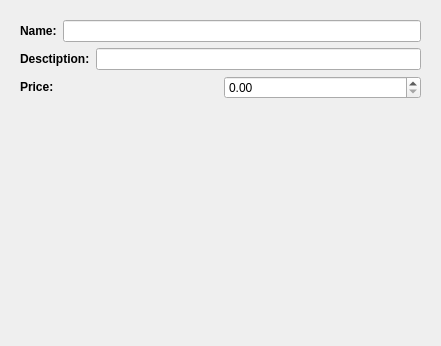
This is editordelegate.ui in PLLUG-Community-C-Qt-Roadmap/CPPQT-2016-2-CafeMenuEditor as Qt 5 draws it before an edit. The edited form follows.
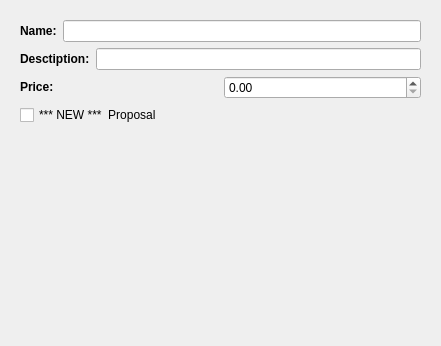
This is the edited form. The open tabs and pages were chosen to show the change.

Commit message: Add "NEW Proposal"(task 7)

What changed in the file:
```diff
--- a/editordelegate.ui
+++ b/editordelegate.ui
@@ -63,6 +63,13 @@
          </item>
         </layout>
        </item>
+       <item>
+        <widget class="QCheckBox" name="menuItemProposalChekBox">
+         <property name="text">
+          <string>*** NEW ***  Proposal</string>
+         </property>
+        </widget>
+       </item>
        <item>
         <spacer name="verticalSpacer">
          <property name="orientation">
```
Left out of the diff: 2 changed lines with no effect on the pictures. The commit also changes 10 other files.
